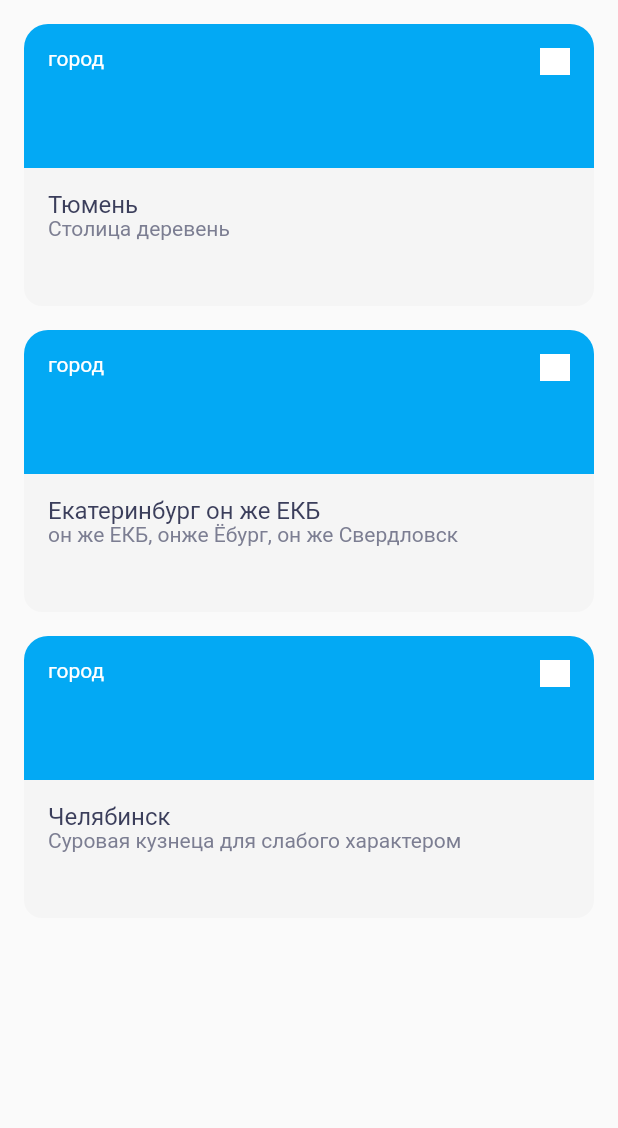
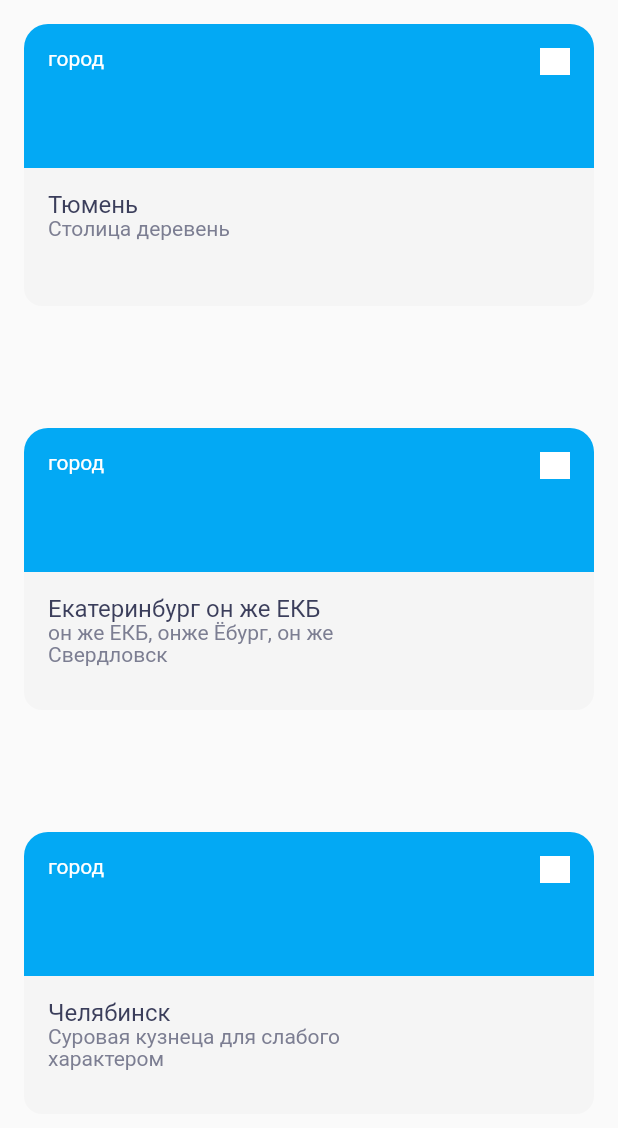
Before and after one commit to n-eliseev/surf-flutter-course-eliseev, a Flutter app: the SightListScreen screen opened directly, on a phone screen of 412 x 824 dp, the part 108-1236 px from its top. Run offline on Flutter 3.47's test engine with Material 2 defaults, Android fonts, the phone set to English and light mode, and no system bars.

Commit message:
Add: sizes expereents

```diff
--- a/analysis_options.yaml
+++ b/analysis_options.yaml
@@ -1,4 +1,5 @@
-include: package:surf_lint_rules/analysis_options.yaml
+#include: package:places/analysis_options.yaml
+include: package:flutter_lints/flutter.yaml
 
 analyzer:
   exclude:
--- a/lib/main.dart
+++ b/lib/main.dart
@@ -1,6 +1,7 @@
 import 'package:flutter/material.dart';
 import 'package:places/mocks.dart';
 import 'package:places/ui/screen/sight_list_screen.dart';
+import 'package:places/ui/screen/test_screen.dart';
 import 'package:places/ui/screen/sight_details.dart';
 import 'package:places/domain/app_const.dart';
 
@@ -15,8 +16,9 @@ class App extends StatelessWidget {
   @override
   Widget build(BuildContext context) {
 
-    //const screen = const SightListScreen();
-    const screen = SightDetails();
+    //const screen = const TestScreen();
+    const screen = const SightListScreen();
+    //const screen = SightDetails();
 
     return const MaterialApp(
       title: AppStrings.appTitle, //'Places',
--- a/lib/ui/screen/sight_card.dart
+++ b/lib/ui/screen/sight_card.dart
@@ -1,5 +1,7 @@
 import 'package:flutter/material.dart';
+import 'package:flutter/rendering.dart';
 import 'package:places/domain/sight.dart';
+import 'package:places/domain/app_const.dart';
 
 class SightCard extends StatelessWidget {
 
@@ -10,18 +12,20 @@ class SightCard extends StatelessWidget {
   @override
   Widget build(BuildContext context) {
 
-    final width = MediaQuery.of(context).size.width;
-    const double tRadius = 16;
-    const double bRadius = 12;
+    final double width = MediaQuery.of(context).size.width;
+    const double tRadius = AppUi.p16;
+    const double bRadius = AppUi.p12;
 
-    return Column(
+    return AspectRatio(
+      aspectRatio: 3/2,
+      child: Column(
         children: [
 
           Stack(
             children:[
 
               Container(
-              width: width,
+                width: double.infinity,
                 height: 96,
                 decoration: const BoxDecoration(
                   borderRadius: BorderRadius.only(
@@ -47,31 +51,41 @@ class SightCard extends StatelessWidget {
           ),
 
           Container(
-          width: width,
+            width: double.infinity,
             height: 92,
+            //constraints: BoxConstraints(minWidth: width),
             decoration: const BoxDecoration(
               borderRadius: const BorderRadius.only(
                 bottomLeft: const Radius.circular(bRadius),
                 bottomRight: const Radius.circular(bRadius)
               ),
-            color: const Color(0xFFF5F5F5)
+              color: const Color(0xFFF5F5F5),
             ),
             child: Padding(
-            padding: EdgeInsets.all(16),
-            child:RichText(
-              text: TextSpan(
-                style: TextStyle( fontFamily: 'Roboto'),
+              padding: EdgeInsets.fromLTRB(AppUi.p16, 0, AppUi.p16, AppUi.p16), //EdgeInsets.all(AppUi.p16),
+              child: Column(
+                crossAxisAlignment: CrossAxisAlignment.start,
+                mainAxisAlignment: MainAxisAlignment.start,
                 children: [
-                  TextSpan(text: sight.name, style: const TextStyle(color: const Color(0xFF3B3E5B), fontSize: 16, height: 1.07 )),
-                  const TextSpan(text:'\n'),
-                  TextSpan(text: sight.details, style: const TextStyle(color: const Color(0xFF7C7E92), fontSize: 14, height: 1.1 )),
-                ]
+                  const SizedBox(height: AppUi.p16),
+                  Text(
+                    sight.name,
+                    style:const TextStyle( fontFamily: 'Roboto', color: const Color(0xFF3B3E5B), fontSize: 16, height: 1.07 )
+                  ),
+                  ConstrainedBox(
+                    constraints: BoxConstraints(maxWidth: width/2),
+                    child: Text(
+                      sight.details,
+                      style:const TextStyle( fontFamily: 'Roboto', color: const Color(0xFF7C7E92), fontSize: 14, height: 1.1 )
                     )
                   ),
+                ],
+              )
             )
           )
 
         ]
+      )
     );
 
   }
--- a/lib/ui/screen/sight_list_screen.dart
+++ b/lib/ui/screen/sight_list_screen.dart
@@ -2,6 +2,39 @@ import 'package:flutter/material.dart';
 import 'package:places/ui/screen/sight_card.dart';
 import 'package:places/mocks.dart';
 import 'package:places/domain/app_const.dart';
+
+class CustomAppBar extends StatelessWidget implements PreferredSizeWidget {
+
+  final double height;
+  final Color color;
+
+  const CustomAppBar({
+    required this.height,
+    required this.color
+  });
+
+  @override
+  Size get preferredSize => Size.fromHeight(height);
+
+  @override
+  Widget build(BuildContext context) {
+    return AppBar(
+      title: const Text(
+        AppStrings.appBarTitle,
+        style: const TextStyle(
+          fontFamily: 'Roboto',
+          fontWeight: FontWeight.w700,
+          fontSize: 32,
+          color: const Color(0xFF252849),
+          height: 1.125
+        ),
+      ),
+      backgroundColor: color,
+      elevation: 0.0,
+      toolbarHeight: height,
+    );
+  }
+}
 
 class SightListScreen extends StatefulWidget {
   const SightListScreen({ Key? key }) : super(key: key);
@@ -28,7 +61,8 @@ class _SightListScreenState extends State<SightListScreen> {
 
     return Scaffold(
       resizeToAvoidBottomInset: false,
-      appBar: AppBar(
+      appBar: CustomAppBar(height: 72, color: Theme.of(context).scaffoldBackgroundColor),
+      /*AppBar(
         toolbarHeight: 72,
         title: const Text(
           AppStrings.appBarTitle,
@@ -42,7 +76,7 @@ class _SightListScreenState extends State<SightListScreen> {
         ),
         backgroundColor: Theme.of(context).scaffoldBackgroundColor,
         elevation: 0,
-      ),
+      ),*/
       body: Column(children: cards)
     );
   }
```
Also changed, not shown: lib/ui/screen/test_screen.dart (added, +58 -0 lines). Lines whose indentation alone changed are shown as unchanged.
